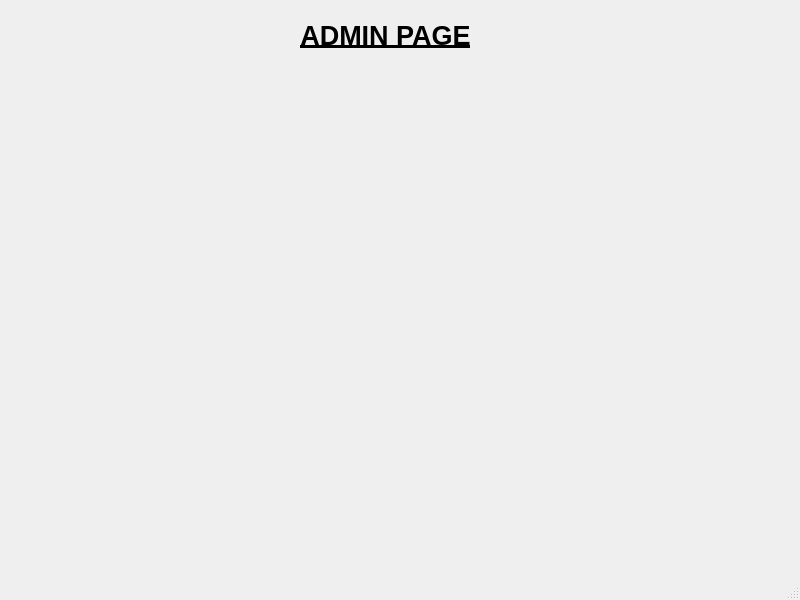
Above: adminwindow.ui from Shasank12345/QT_PROJECT before the change. Below: the same form after it.
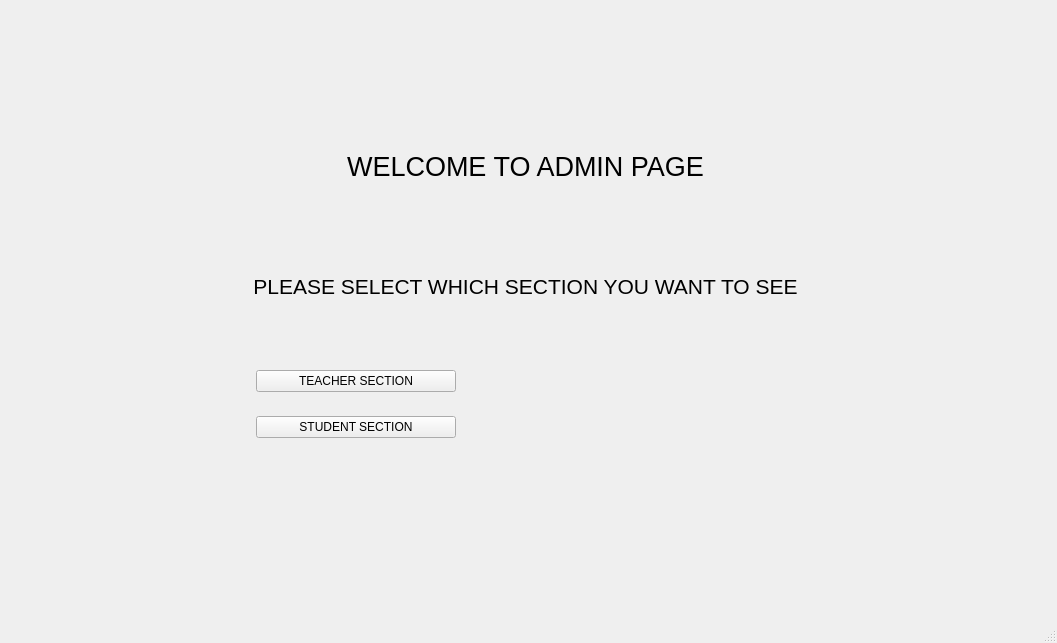
That is the form after the change.

Commit message: admin window update

Diff of the .ui file:
```diff
--- a/adminwindow.ui
+++ b/adminwindow.ui
@@ -6,29 +6,129 @@
    <rect>
     <x>0</x>
     <y>0</y>
-    <width>800</width>
-    <height>600</height>
+    <width>1057</width>
+    <height>643</height>
    </rect>
   </property>
   <property name="windowTitle">
    <string>MainWindow</string>
   </property>
   <widget class="QWidget" name="centralwidget">
-   <widget class="QLabel" name="label">
+   <widget class="QWidget" name="formLayoutWidget">
     <property name="geometry">
      <rect>
-      <x>190</x>
-      <y>0</y>
-      <width>391</width>
-      <height>71</height>
+      <x>210</x>
+      <y>130</y>
+      <width>631</width>
+      <height>308</height>
      </rect>
     </property>
-    <property name="text">
-     <string>&lt;html&gt;&lt;head/&gt;&lt;body&gt;&lt;p align=&quot;center&quot;&gt;&lt;span style=&quot; font-size:20pt; font-weight:700; text-decoration: underline;&quot;&gt;ADMIN PAGE&lt;/span&gt;&lt;/p&gt;&lt;/body&gt;&lt;/html&gt;</string>
-    </property>
-    <property name="textFormat">
-     <enum>Qt::TextFormat::RichText</enum>
-    </property>
+    <layout class="QFormLayout" name="formLayout">
+     <item row="0" column="0" colspan="2">
+      <widget class="QLabel" name="label">
+       <property name="styleSheet">
+        <string notr="true">Qlabel{
+Font-size:100px;
+background-color:blue;
+marquee
+}</string>
+       </property>
+       <property name="text">
+        <string>&lt;html&gt;&lt;head/&gt;&lt;body&gt;&lt;p align=&quot;center&quot;&gt;&lt;span style=&quot; font-size:20pt;&quot;&gt;WELCOME TO ADMIN PAGE&lt;/span&gt;&lt;/p&gt;&lt;p align=&quot;center&quot;&gt;&lt;br/&gt;&lt;/p&gt;&lt;/body&gt;&lt;/html&gt;</string>
+       </property>
+       <property name="textFormat">
+        <enum>Qt::TextFormat::RichText</enum>
+       </property>
+      </widget>
+     </item>
+     <item row="1" column="0" colspan="2">
+      <widget class="QLabel" name="label_2">
+       <property name="styleSheet">
+        <string notr="true">Qlabel{
+Font-size:100px;
+background-color:blue;
+marquee
+}</string>
+       </property>
+       <property name="text">
+        <string>&lt;html&gt;&lt;head/&gt;&lt;body&gt;&lt;p align=&quot;center&quot;&gt;&lt;span style=&quot; font-size:16pt;&quot;&gt;PLEASE SELECT WHICH SECTION YOU WANT TO SEE&lt;/span&gt;&lt;/p&gt;&lt;p align=&quot;center&quot;&gt;&lt;br/&gt;&lt;/p&gt;&lt;/body&gt;&lt;/html&gt;</string>
+       </property>
+       <property name="textFormat">
+        <enum>Qt::TextFormat::RichText</enum>
+       </property>
+      </widget>
+     </item>
+     <item row="2" column="0">
+      <spacer name="verticalSpacer">
+       <property name="orientation">
+        <enum>Qt::Orientation::Vertical</enum>
+       </property>
+       <property name="sizeHint" stdset="0">
+        <size>
+         <width>20</width>
+         <height>40</height>
+        </size>
+       </property>
+      </spacer>
+     </item>
+     <item row="3" column="0">
+      <spacer name="horizontalSpacer">
+       <property name="orientation">
+        <enum>Qt::Orientation::Horizontal</enum>
+       </property>
+       <property name="sizeType">
+        <enum>QSizePolicy::Policy::Preferred</enum>
+       </property>
+       <property name="sizeHint" stdset="0">
+        <size>
+         <width>40</width>
+         <height>20</height>
+        </size>
+       </property>
+      </spacer>
+     </item>
+     <item row="3" column="1">
+      <widget class="QPushButton" name="studentEdit">
+       <property name="maximumSize">
+        <size>
+         <width>200</width>
+         <height>16777215</height>
+        </size>
+       </property>
+       <property name="layoutDirection">
+        <enum>Qt::LayoutDirection::LeftToRight</enum>
+       </property>
+       <property name="autoFillBackground">
+        <bool>true</bool>
+       </property>
+       <property name="text">
+        <string>STUDENT SECTION</string>
+       </property>
+       <property name="autoExclusive">
+        <bool>true</bool>
+       </property>
+      </widget>
+     </item>
+     <item row="2" column="1">
+      <widget class="QPushButton" name="teacherpart">
+       <property name="maximumSize">
+        <size>
+         <width>200</width>
+         <height>16777215</height>
+        </size>
+       </property>
+       <property name="layoutDirection">
+        <enum>Qt::LayoutDirection::LeftToRight</enum>
+       </property>
+       <property name="text">
+        <string>TEACHER SECTION</string>
+       </property>
+       <property name="default">
+        <bool>false</bool>
+       </property>
+      </widget>
+     </item>
+    </layout>
    </widget>
   </widget>
   <widget class="QStatusBar" name="statusbar"/>
```
The commit also changes 10 other files.
